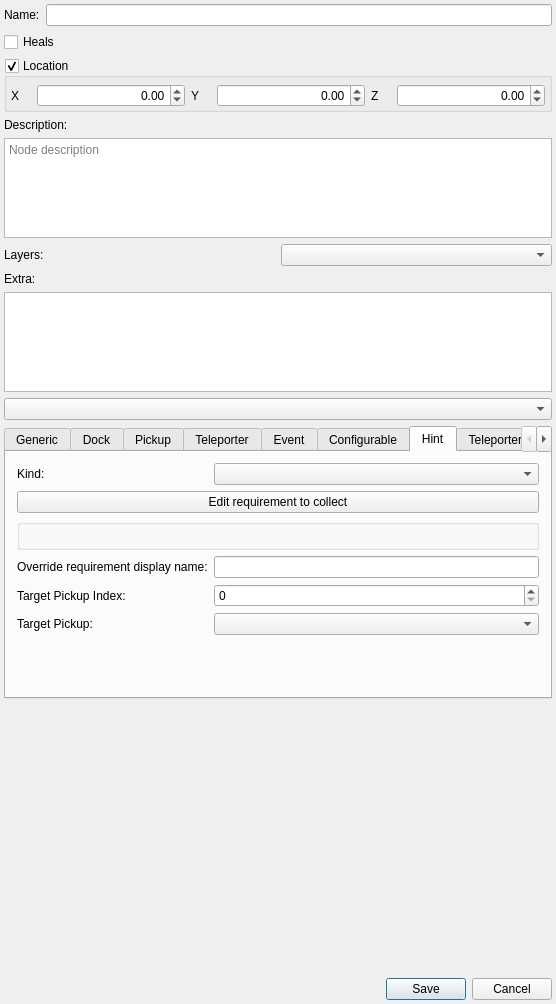
First picture: the form in randovania/gui/ui_files/node_details_popup.ui, repository randovania/randovania, before the edit.
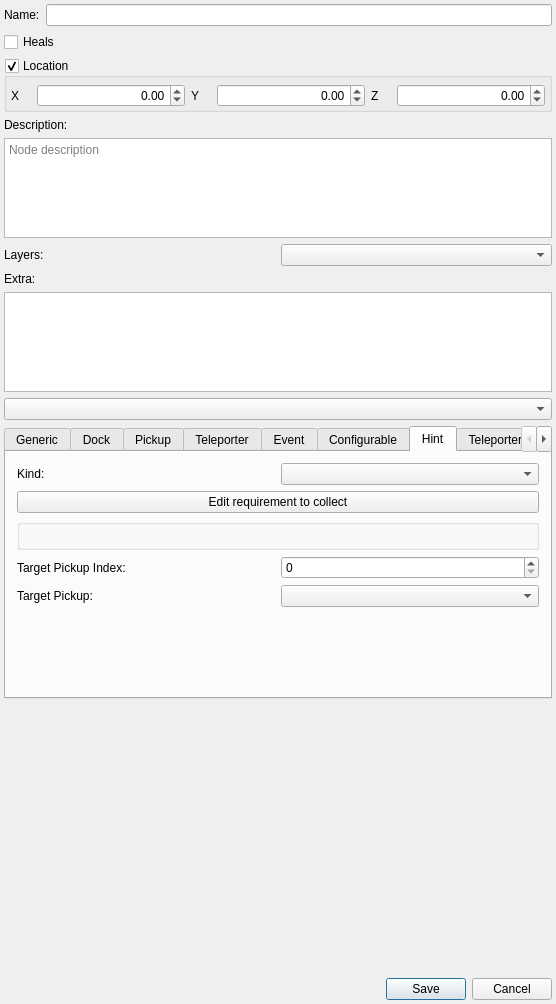
Second picture: the form after the edit. The open tabs and pages were chosen to show the change. Custom widgets are drawn as their Qt base class.

```diff
--- a/randovania/gui/ui_files/node_details_popup.ui
+++ b/randovania/gui/ui_files/node_details_popup.ui
@@ -650,13 +650,6 @@
        <string>Hint</string>
       </attribute>
       <layout class="QGridLayout" name="hint_layout">
-       <item row="3" column="0">
-        <widget class="QLabel" name="override_requirement_display_name_label">
-         <property name="text">
-          <string>Override requirement display name:</string>
-         </property>
-        </widget>
-       </item>
        <item row="0" column="0">
         <widget class="QLabel" name="hint_kind_label">
          <property name="text">
@@ -681,9 +674,6 @@
          </property>
         </widget>
        </item>
-       <item row="3" column="1">
-        <widget class="QLineEdit" name="override_requirement_display_name_edit"/>
-       </item>
        <item row="2" column="0" colspan="2">
         <widget class="QGroupBox" name="hint_requirement_to_collect_group">
          <property name="title">
```
